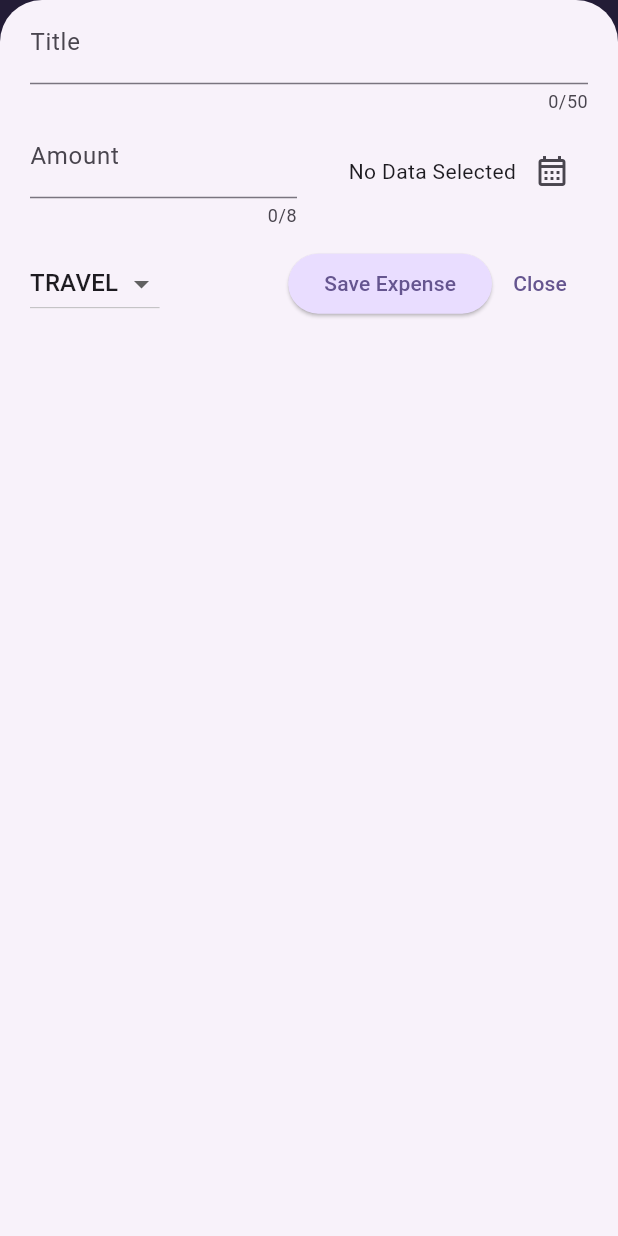
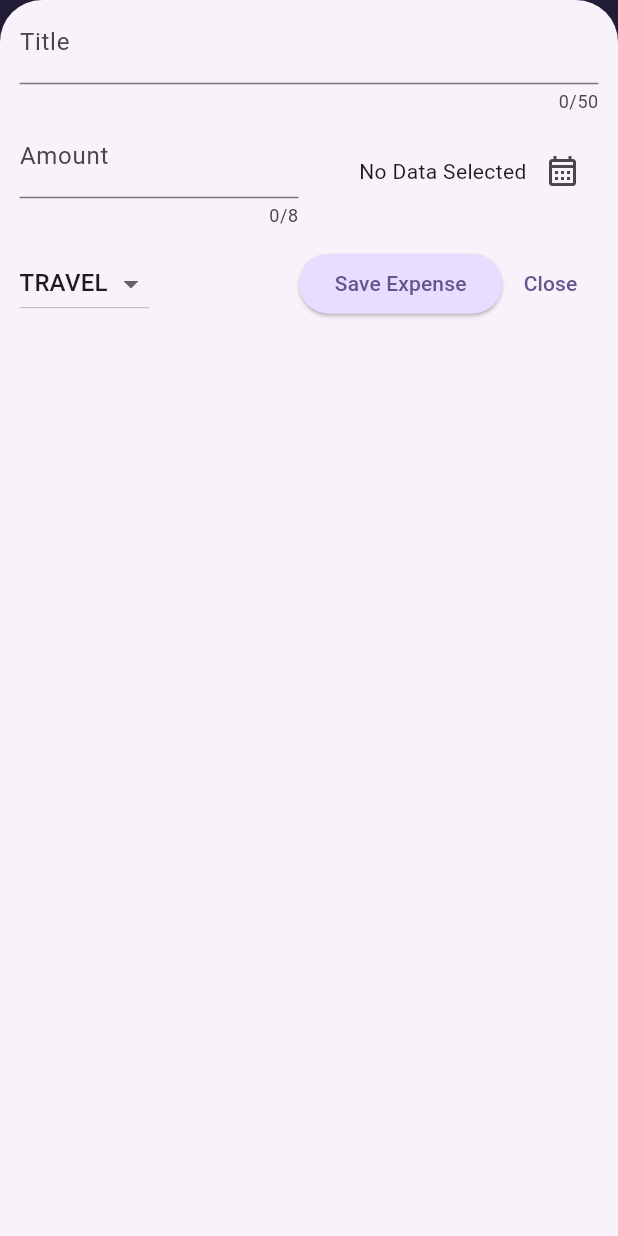
Before and after one commit to AtharvaParadkar/Expense-Tracker-App, a Flutter app: the screen it shows after launch, after a tap on the "add" icon, on a phone screen of 412 x 824 dp. Run offline on Flutter 3.47's test engine with Material 3 defaults, Android fonts, the phone set to English and light mode, and no system bars.

```diff
--- a/lib/widgets/new_expense.dart
+++ b/lib/widgets/new_expense.dart
@@ -126,7 +126,7 @@ class _NewExpenseState extends State<NewExpense> {
         height: double.infinity,
         child: SingleChildScrollView(
           child: Padding(
-            padding: EdgeInsets.fromLTRB(20, 0.1, 20, keyboardSpacing + 20),
+            padding: EdgeInsets.fromLTRB(13, 0.1, 13, keyboardSpacing + 20),
             child: Column(
               children: [
                 if (width >= 600)
@@ -228,7 +228,7 @@ class _NewExpenseState extends State<NewExpense> {
                           ),
                         ),
                       ),
-                      const SizedBox(width: 16),
+                      const SizedBox(width: 14),
                       Expanded(
                         child: Row(
                           mainAxisAlignment: MainAxisAlignment.end,
```
